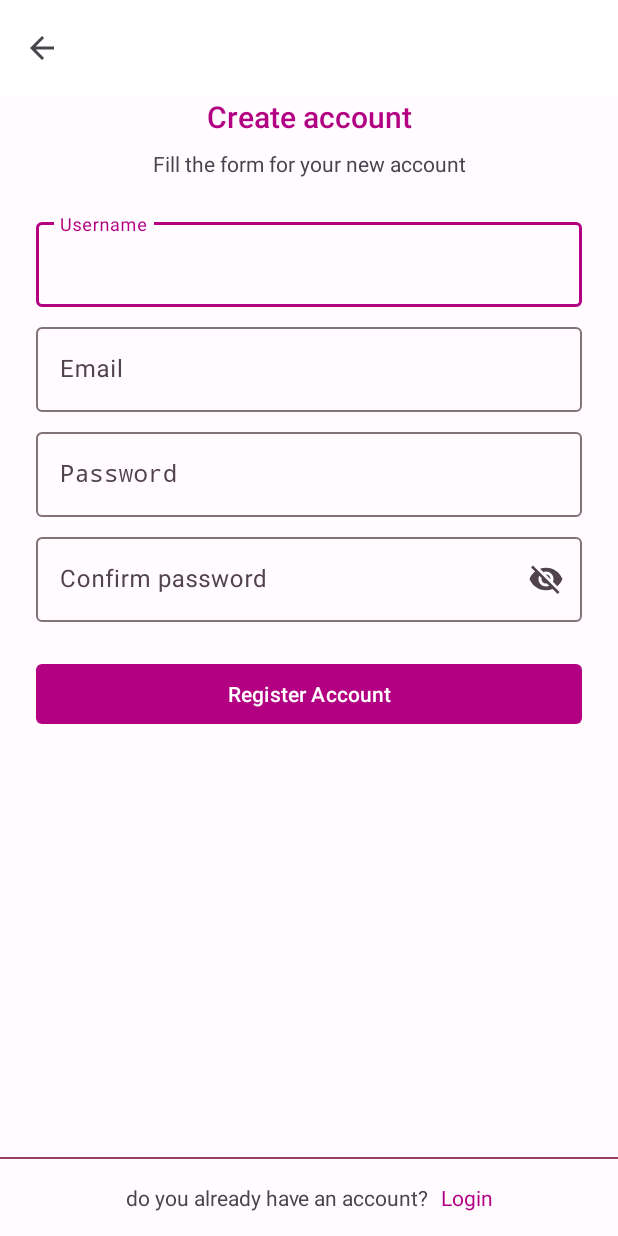
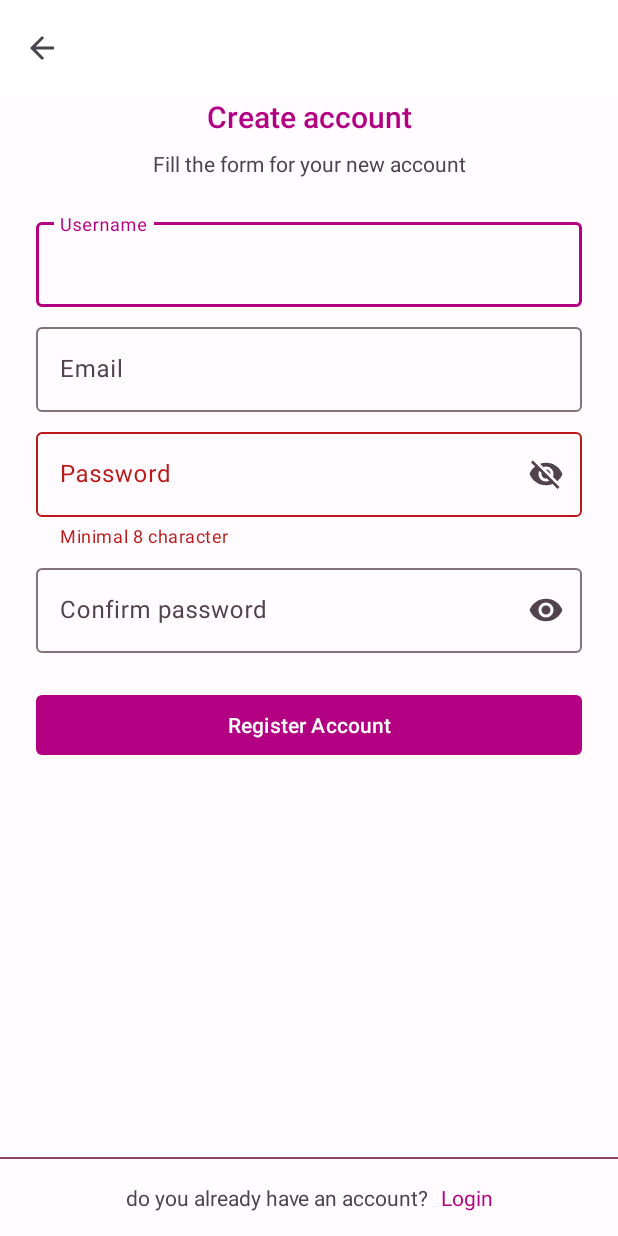
Before and after one commit to AryaSuryaaa/AdoptPet, an Android app: the RegisterActivity screen opened directly, with no data from a screen before it, after a tap on an icon or button, on a phone screen of 412 x 824 dp. Run offline under Robolectric (Android 15) with nearby library versions, the phone set to English and light mode, and no system bars.

Commit message:
Fix view login dan regist

```diff
--- a/app/src/main/java/com/aryasurya/adoptpet/ui/register/RegisterActivity.kt
+++ b/app/src/main/java/com/aryasurya/adoptpet/ui/register/RegisterActivity.kt
@@ -2,6 +2,9 @@ package com.aryasurya.adoptpet.ui.register
 
 import androidx.appcompat.app.AppCompatActivity
 import android.os.Bundle
+import android.text.Editable
+import android.text.TextWatcher
+import android.util.Log
 import com.aryasurya.adoptpet.R
 import com.aryasurya.adoptpet.databinding.ActivityRegisterBinding
 
@@ -26,5 +29,58 @@ class RegisterActivity : AppCompatActivity() {
         toolbar.setNavigationOnClickListener{
             onBackPressed()
         }
+
+
+        val passwordLayout = binding.tiPasswordRegister
+        val password = passwordLayout.editText
+
+        password?.addTextChangedListener(object : TextWatcher {
+            override fun beforeTextChanged(p0: CharSequence? , p1: Int , p2: Int , p3: Int) {
+
+            }
+
+            override fun onTextChanged(p0: CharSequence? , p1: Int , p2: Int , p3: Int) {
+                if (p0 != null && p0.length <= 7) {
+                    passwordLayout.apply {
+                        isErrorEnabled = true
+                        errorIconDrawable = null
+                        error = getString(R.string.eror_text)
+                    }
+                } else {
+                    passwordLayout.apply {
+                        isErrorEnabled = false
+                        error = null
+                    }
+                }
+            }
+
+            override fun afterTextChanged(p0: Editable?) {
+            }
+
+        })
+
+        val confirmPasswordLayout = binding.tiConfirmPasswordRegister
+        val confirmPassword = confirmPasswordLayout.editText
+
+        confirmPassword?.addTextChangedListener(object : TextWatcher {
+            override fun beforeTextChanged(p0: CharSequence? , p1: Int , p2: Int , p3: Int) {
+
+            }
+
+            override fun onTextChanged(p0: CharSequence? , p1: Int , p2: Int , p3: Int) {
+                if (p0.toString() != password?.text.toString()) {
+                    confirmPasswordLayout.isErrorEnabled = true
+                    confirmPasswordLayout.error = getString(R.string.confirm_password_eror_text)
+                } else {
+                    confirmPasswordLayout.isErrorEnabled = false
+                    confirmPasswordLayout.error = null
+                }
+            }
+
+            override fun afterTextChanged(p0: Editable?) {
+            }
+
+        })
+
     }
 }
--- a/app/src/main/res/layout/activity_login.xml
+++ b/app/src/main/res/layout/activity_login.xml
@@ -56,10 +56,9 @@
         app:layout_constraintStart_toStartOf="@id/ti_username_login"
         app:layout_constraintTop_toBottomOf="@id/ti_username_login">
 
-        <com.google.android.material.textfield.TextInputEditText
+        <com.aryasurya.adoptpet.ui.register.MyEditText
             android:layout_width="match_parent"
-            android:layout_height="wrap_content"
-            android:inputType="textPassword" />
+            android:layout_height="wrap_content"/>
     </com.google.android.material.textfield.TextInputLayout>
 
     <TextView
--- a/app/src/main/res/layout/activity_register.xml
+++ b/app/src/main/res/layout/activity_register.xml
@@ -74,12 +74,15 @@
         android:layout_width="0dp"
         android:layout_height="wrap_content"
         android:layout_marginTop="8dp"
+        android:hint="@string/password"
+        app:endIconMode="password_toggle"
         app:layout_constraintStart_toStartOf="@id/ti_username_register"
         app:layout_constraintEnd_toEndOf="@id/ti_username_register"
         app:layout_constraintTop_toBottomOf="@id/ti_email_register">
-        <com.aryasurya.adoptpet.ui.register.MyEditText
+        <com.google.android.material.textfield.TextInputEditText
             android:layout_width="match_parent"
-            android:layout_height="wrap_content"/>
+            android:layout_height="wrap_content"
+            android:inputType="textPassword"/>
     </com.google.android.material.textfield.TextInputLayout>
 
     <com.google.android.material.textfield.TextInputLayout
--- a/app/src/main/res/values/strings.xml
+++ b/app/src/main/res/values/strings.xml
@@ -18,4 +18,5 @@
     <string name="do_you_already_have_an_account">do you already have an account?</string>
     <string name="register_account">Register Account</string>
     <string name="eror_text">Minimal 8 character</string>
+    <string name="confirm_password_eror_text">Password not match</string>
 </resources>
```
Also changed, not shown: app/src/main/java/com/aryasurya/adoptpet/ui/register/MyEditText.kt (+9 -3 lines).
